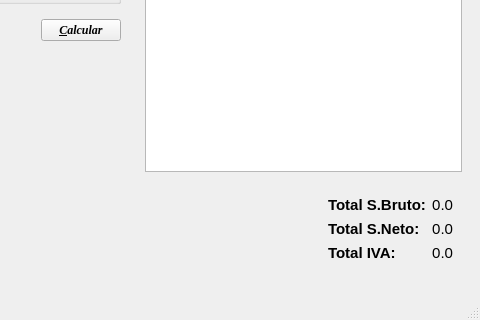
Above: salario.ui from C-A-L-E-L/Qt_Salario before the change; both pictures show x 179 to 659 and y 221 to 541 of the 659 by 541 pixel window. Below: the same form after it.
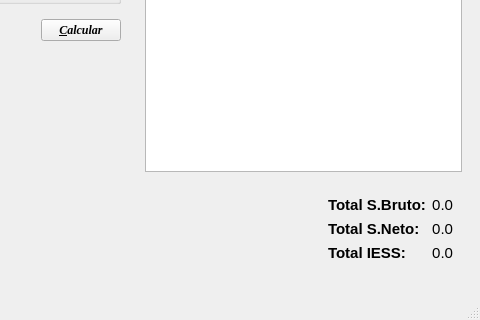
That is the form after the change. Icons and pictures are not drawn.

Commit message: Calculos Totales y mostrados en GUI

The edit to the form file:
```diff
--- a/salario.ui
+++ b/salario.ui
@@ -287,7 +287,7 @@
               </widget>
              </item>
              <item row="1" column="0">
-              <widget class="QLabel" name="outTotalN">
+              <widget class="QLabel" name="label_5">
                <property name="font">
                 <font>
                  <pointsize>11</pointsize>
@@ -301,7 +301,7 @@
               </widget>
              </item>
              <item row="1" column="1">
-              <widget class="QLabel" name="label_7">
+              <widget class="QLabel" name="outTotalN">
                <property name="font">
                 <font>
                  <pointsize>11</pointsize>
@@ -325,7 +325,7 @@
                 </font>
                </property>
                <property name="text">
-                <string>Total IVA:</string>
+                <string>Total IESS:</string>
                </property>
               </widget>
              </item>
```
Left out of the diff: 8 changed lines with no effect on the pictures. The commit also changes 4 other files.
